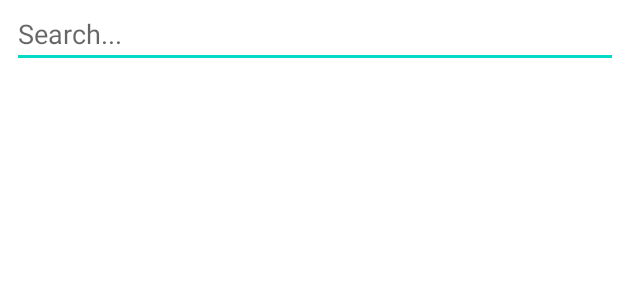
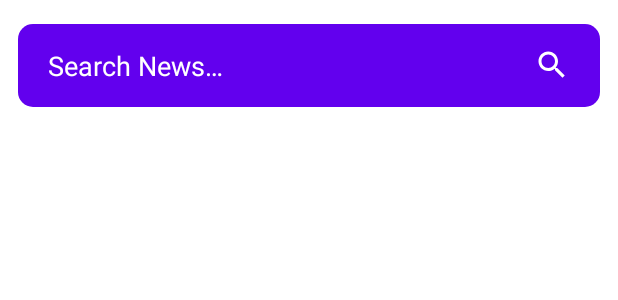
Before and after one commit to peculiaruc/NewsApp, an Android app: the layout fragment_search_news.xml on its own in the app's theme, with its tools: preview values and no code run, on a phone screen of 412 x 824 dp. Shown: the top 300 px of the screen. Run offline under Robolectric (Android 15) with nearby library versions, the phone set to English and light mode, and no system bars; network calls fail.

Commit message:
fix bugs

```diff
--- a/app/build.gradle
+++ b/app/build.gradle
@@ -81,6 +81,9 @@ dependencies {
     implementation 'com.github.bumptech.glide:glide:4.12.0'
     kapt 'com.github.bumptech.glide:compiler:4.12.0'
 
+    // Chrome Custom Tabs
+    implementation 'com.android.support:customtabs:31.0.2'
+
     //Dagger - Hilt
 //    implementation "com.google.dagger:hilt-android:2.38.1"
 //    kapt "com.google.dagger:hilt-android-compiler:2.38.1"
--- a/app/src/main/java/com/peculiaruc/newsapp/dataSource/api/NewsApi.kt
+++ b/app/src/main/java/com/peculiaruc/newsapp/dataSource/api/NewsApi.kt
@@ -22,10 +22,10 @@ interface NewsApi {
 
     ): Response<NewsResponse>
 
-    @GET("v2/everything")
+    @GET("v2/top-headlines")
     suspend fun searchAllNews(
-        @Query("country")
-        countryCode: String,
+        @Query("q")
+        searchWord: String,
 
         @Query("page")
         pageNum: Int = 1,
--- a/app/src/main/java/com/peculiaruc/newsapp/ui/fragments/ArticleFragment.kt
+++ b/app/src/main/java/com/peculiaruc/newsapp/ui/fragments/ArticleFragment.kt
@@ -24,12 +24,12 @@ class ArticleFragment : Fragment(R.layout.fragment_article) {
 
         viewModel = (activity as MainActivity).viewModel
         //get the articles
-        val article = args.article
+       // val article = args.article
 
         // display the article in the webview
         webView.apply {
             webViewClient = WebViewClient()
-            loadUrl(article.url)
+          //  loadUrl(article.url)
         }
 
 
--- /dev/null
+++ b/app/src/main/res/drawable/search_layout_background.xml
@@ -0,0 +1,8 @@
+<?xml version="1.0" encoding="utf-8"?>
+<shape xmlns:android="http://schemas.android.com/apk/res/android"
+    android:shape="rectangle">
+
+    <solid android:color="@color/purple_500" />
+    <corners android:radius="10dp" />
+
+</shape>
--- a/app/src/main/res/layout/fragment_search_news.xml
+++ b/app/src/main/res/layout/fragment_search_news.xml
@@ -1,32 +1,45 @@
 <?xml version="1.0" encoding="utf-8"?>
-<FrameLayout xmlns:android="http://schemas.android.com/apk/res/android"
+<androidx.constraintlayout.widget.ConstraintLayout xmlns:android="http://schemas.android.com/apk/res/android"
     xmlns:tools="http://schemas.android.com/tools"
     android:layout_width="match_parent"
     android:layout_height="match_parent"
     xmlns:app="http://schemas.android.com/apk/res-auto"
     tools:context=".ui.fragments.SearchNewsFragment">
 
-    <EditText
+    <com.google.android.material.textfield.TextInputEditText
         android:id="@+id/searchIcon"
         android:layout_width="match_parent"
-        android:layout_height="wrap_content"
+        android:layout_height="55dp"
+        android:layout_marginStart="12dp"
+        android:layout_marginTop="16dp"
+        android:layout_marginEnd="12dp"
+        android:background="@drawable/search_layout_background"
         android:hint="@string/search"
-        android:layout_marginStart="8dp"
+        android:drawableRight="@drawable/search_news"
+        android:paddingRight="20dp"
+        android:drawableTint="@color/white"
+        android:imeOptions="actionSearch"
+        android:paddingLeft="20dp"
+        android:textColor="@color/white"
+        android:inputType="text"
+        android:textColorHint="@color/white"
         app:layout_constraintEnd_toEndOf="parent"
         app:layout_constraintStart_toStartOf="parent"
-        app:layout_constraintTop_toTopOf="parent"/>
+        app:layout_constraintTop_toTopOf="parent" />
 
     <androidx.recyclerview.widget.RecyclerView
         android:id="@+id/recyclerView_search"
         android:layout_width="match_parent"
         android:layout_height="0dp"
+        android:layout_marginStart="8dp"
+        android:layout_marginTop="8dp"
+        android:layout_marginEnd="8dp"
+        android:clipToPadding="false"
         android:paddingBottom="50dp"
-        android:clipToPadding="false"
         app:layout_constraintBottom_toBottomOf="parent"
         app:layout_constraintEnd_toEndOf="parent"
         app:layout_constraintStart_toStartOf="parent"
-        app:layout_constraintTop_toBottomOf="@+id/searchIcon"
-        tools:layout_editor_absoluteX="0dp"/>
+        app:layout_constraintTop_toBottomOf="@+id/searchIcon" />
 
     <ProgressBar
         android:id="@+id/searchProgressBar"
@@ -41,4 +54,4 @@
 
 
 
-</FrameLayout>
+</androidx.constraintlayout.widget.ConstraintLayout>
--- a/app/src/main/res/layout/list_news_item.xml
+++ b/app/src/main/res/layout/list_news_item.xml
@@ -4,6 +4,7 @@
     xmlns:tools="http://schemas.android.com/tools"
     android:layout_width="match_parent"
     android:layout_height="wrap_content"
+    android:id="@+id/constraint"
     android:padding="8dp">
 
     <androidx.appcompat.widget.AppCompatImageView
--- a/app/src/main/res/values-night/themes.xml
+++ b/app/src/main/res/values-night/themes.xml
@@ -1,6 +1,6 @@
 <resources xmlns:tools="http://schemas.android.com/tools">
     <!-- Base application theme. -->
-    <style name="Theme.NewsApp" parent="Theme.MaterialComponents.DayNight.DarkActionBar">
+    <style name="Theme.NewsApp" parent="Theme.MaterialComponents.DayNight.NoActionBar">
         <!-- Primary brand color. -->
         <item name="colorPrimary">@color/purple_200</item>
         <item name="colorPrimaryVariant">@color/purple_700</item>
--- a/app/src/main/res/values/strings.xml
+++ b/app/src/main/res/values/strings.xml
@@ -5,5 +5,5 @@
     <string name="recent_news">Recent News</string>
     <string name="search_news">Search News</string>
     <string name="saved_news">Saved News</string>
-    <string name="search">Search...</string>
+    <string name="search">Search News…</string>
 </resources>
--- a/app/src/main/res/values/themes.xml
+++ b/app/src/main/res/values/themes.xml
@@ -1,6 +1,6 @@
 <resources xmlns:tools="http://schemas.android.com/tools">
     <!-- Base application theme. -->
-    <style name="Theme.NewsApp" parent="Theme.MaterialComponents.DayNight.DarkActionBar">
+    <style name="Theme.NewsApp" parent="Theme.MaterialComponents.DayNight.NoActionBar">
         <!-- Primary brand color. -->
         <item name="colorPrimary">@color/purple_500</item>
         <item name="colorPrimaryVariant">@color/purple_700</item>
--- a/build.gradle
+++ b/build.gradle
@@ -6,7 +6,7 @@ buildscript {
     }
     dependencies {
         classpath "com.android.tools.build:gradle:7.0.4"
-        classpath "org.jetbrains.kotlin:kotlin-gradle-plugin:1.5.30"
+        classpath "org.jetbrains.kotlin:kotlin-gradle-plugin:1.6.10"
         classpath "androidx.navigation:navigation-safe-args-gradle-plugin:2.4.0-rc01"
        // classpath "com.google.dagger:hilt-android-gradle-plugin:2.38.1"
 
```
Also changed, not shown: app/src/main/java/com/peculiaruc/newsapp/ui/adapter/NewsAdapter.kt (+12 -8 lines), app/src/main/java/com/peculiaruc/newsapp/ui/fragments/RecentsNewsFragment.kt (+17 -9 lines), app/src/main/java/com/peculiaruc/newsapp/util/Extension.kt (added, +18 -0 lines).
